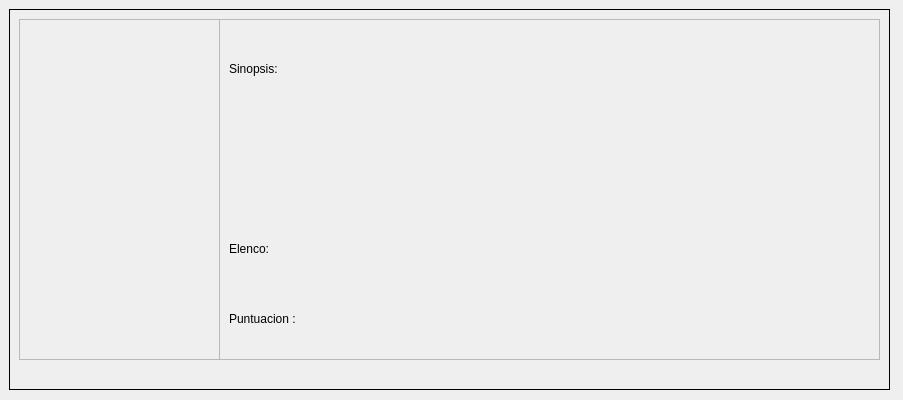
The window that ui/segunda_ventana.ui (EdgardoDanielSoto/buscador-de-peliculas) describes before a commit, drawn with Qt 5.
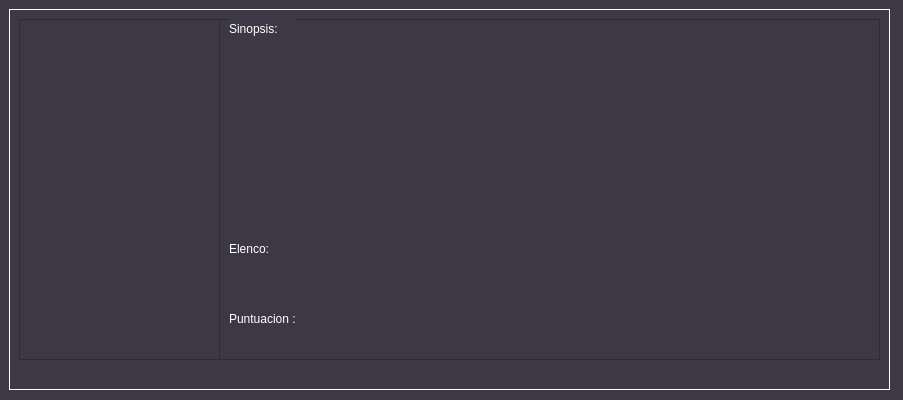
The same window after the commit.

Patch:
```diff
--- a/ui/segunda_ventana.ui
+++ b/ui/segunda_ventana.ui
@@ -40,6 +40,10 @@
   <property name="windowTitle">
    <string>Información de pelicula </string>
   </property>
+  <property name="styleSheet">
+   <string notr="true">background-color: rgb(61, 56, 70);
+color: rgb(255, 255, 255);</string>
+  </property>
   <widget class="QFrame" name="descripcion_imagen_texto">
    <property name="geometry">
     <rect>
@@ -55,6 +59,10 @@
      <verstretch>0</verstretch>
     </sizepolicy>
    </property>
+   <property name="styleSheet">
+    <string notr="true">color: rgb(255, 255, 255);
+background-color: rgb(61, 56, 70);</string>
+   </property>
    <property name="frameShape">
     <enum>QFrame::Shape::Box</enum>
    </property>
@@ -121,7 +129,7 @@
      <property name="geometry">
       <rect>
        <x>10</x>
-       <y>40</y>
+       <y>0</y>
        <width>67</width>
        <height>20</height>
       </rect>
@@ -166,9 +174,9 @@
      <property name="geometry">
       <rect>
        <x>10</x>
-       <y>220</y>
+       <y>250</y>
        <width>641</width>
-       <height>61</height>
+       <height>31</height>
       </rect>
      </property>
      <property name="sizePolicy">
```
